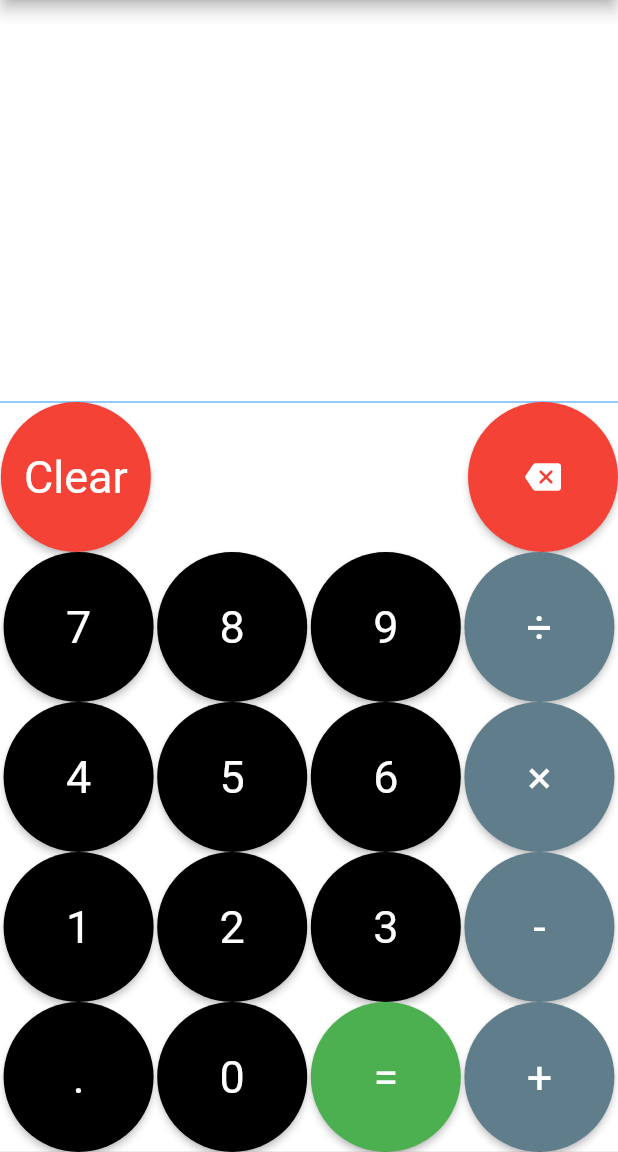
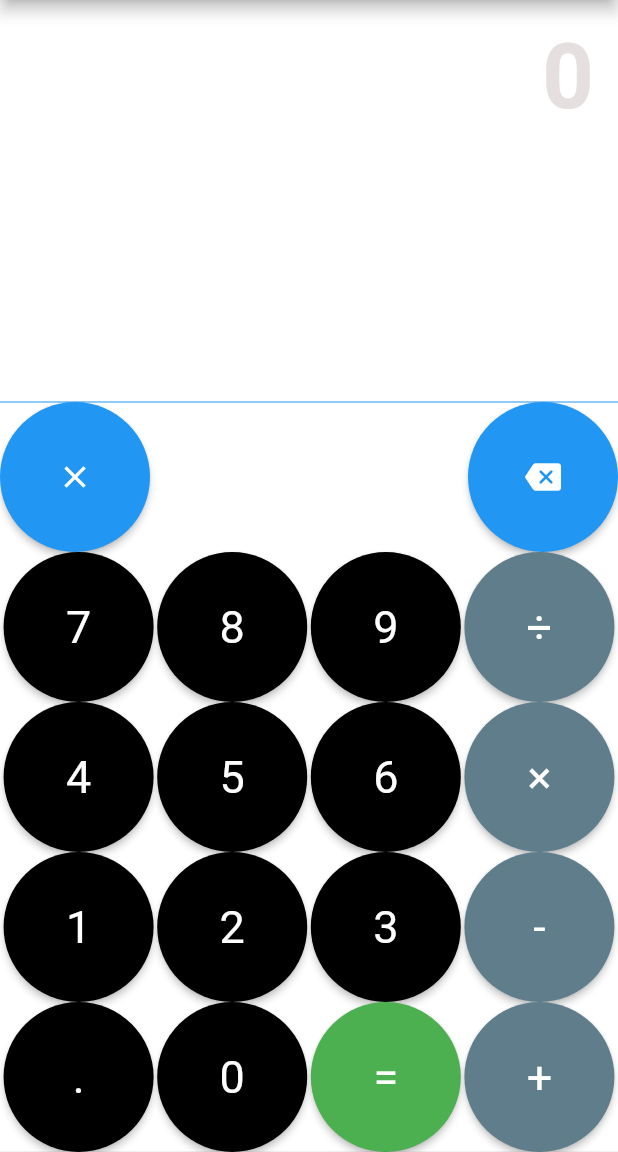
Before and after one commit to ChromaBeast/Flutter-Calculator-Dynamic, a Flutter app: the screen it shows after launch, on a phone screen of 412 x 824 dp, the part 84-1236 px from its top. Run offline on Flutter 3.47's test engine with Material 2 defaults, Android fonts, the phone set to English and light mode, and no system bars.

Commit message:
Update main.dart

```diff
--- a/lib/main.dart
+++ b/lib/main.dart
@@ -122,7 +122,7 @@ class _CalculatorScreenState extends State<CalculatorScreen> {
                   style: const TextStyle(
                       fontSize: 60.0,
                       fontWeight: FontWeight.bold,
-                      color: Colors.white)),
+                      color: Color.fromARGB(255, 230, 223, 223))),
             ),
           ),
           const Divider(
@@ -136,7 +136,6 @@ class _CalculatorScreenState extends State<CalculatorScreen> {
               _buildBackspaceButton(),
             ],
           ),
-
           Row(
             mainAxisAlignment: MainAxisAlignment.spaceEvenly,
             children: [
@@ -221,10 +220,10 @@ class _CalculatorScreenState extends State<CalculatorScreen> {
       onPressed: _onClearPressed,
       style: ElevatedButton.styleFrom(
           textStyle: const TextStyle(fontSize: 30),
-          backgroundColor: Colors.red,
+          backgroundColor: Colors.blue,
           shape: const CircleBorder(),
           minimumSize: const Size.fromRadius(50)),
-      child: const Text('Clear'),
+      child: const Icon(Icons.clear),
     );
   }
 
@@ -233,7 +232,7 @@ class _CalculatorScreenState extends State<CalculatorScreen> {
       onPressed: _onBackspacePressed,
       style: ElevatedButton.styleFrom(
           textStyle: const TextStyle(fontSize: 30),
-          backgroundColor: Colors.red,
+          backgroundColor: Colors.blue,
           shape: const CircleBorder(),
           minimumSize: const Size.fromRadius(50)),
       child: const Icon(Icons.backspace_rounded),
```
